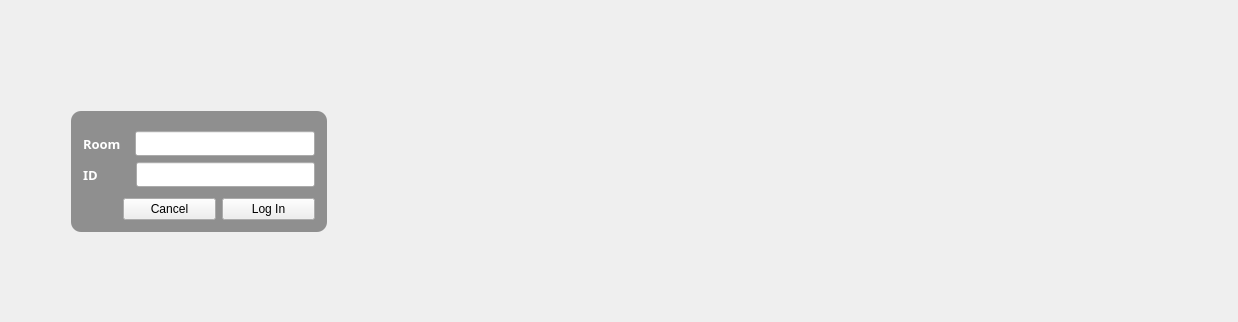
First picture: the form in src/client/widget.ui, repository Connor1996/Distributed-Air-Conditioning-System, before the edit.
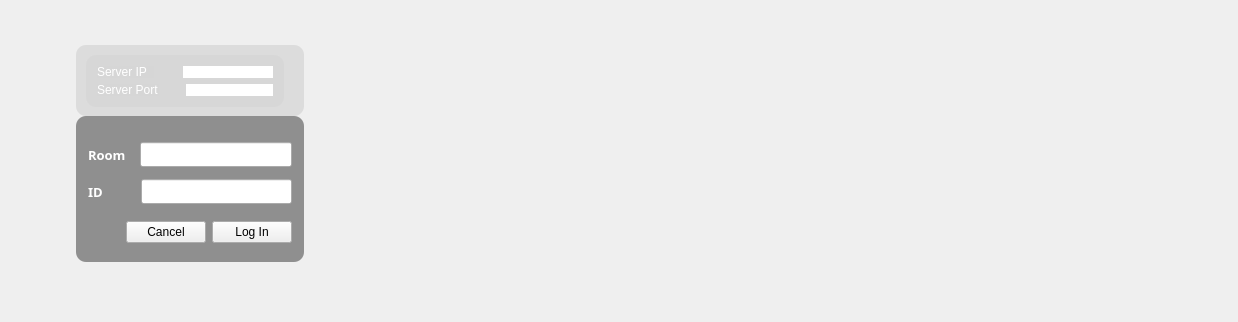
Second picture: the form after the edit. Icons and pictures are not drawn.

Commit message: add layouts, catch exception

The edit to the form file:
```diff
--- a/src/client/widget.ui
+++ b/src/client/widget.ui
@@ -35,46 +35,111 @@
   <property name="styleSheet">
    <string notr="true"/>
   </property>
-  <layout class="QHBoxLayout" name="horizontalLayout_4">
-   <item>
-    <spacer name="horizontalSpacer_4">
-     <property name="orientation">
-      <enum>Qt::Horizontal</enum>
-     </property>
-     <property name="sizeType">
-      <enum>QSizePolicy::Fixed</enum>
-     </property>
-     <property name="sizeHint" stdset="0">
-      <size>
-       <width>60</width>
-       <height>20</height>
-      </size>
-     </property>
-    </spacer>
-   </item>
-   <item>
+  <widget class="QWidget" name="widget" native="true">
+   <property name="geometry">
+    <rect>
+     <x>76</x>
+     <y>45</y>
+     <width>228</width>
+     <height>71</height>
+    </rect>
+   </property>
+   <property name="styleSheet">
+    <string notr="true">border-radius : 10px;
+background-color: rgba(214, 214, 214, 200);</string>
+   </property>
+   <widget class="QWidget" name="">
+    <property name="geometry">
+     <rect>
+      <x>10</x>
+      <y>10</y>
+      <width>198</width>
+      <height>52</height>
+     </rect>
+    </property>
     <layout class="QVBoxLayout" name="verticalLayout">
-     <property name="sizeConstraint">
-      <enum>QLayout::SetDefaultConstraint</enum>
-     </property>
+     <item>
+      <layout class="QHBoxLayout" name="horizontalLayout_3">
+       <item>
+        <widget class="QLabel" name="label_3">
+         <property name="styleSheet">
+          <string notr="true">font: 75 12pt &quot;Consolas&quot;;
+color: rgb(255, 255, 255);</string>
+         </property>
+         <property name="text">
+          <string>Server IP  </string>
+         </property>
+        </widget>
+       </item>
      <item>
-      <spacer name="verticalSpacer">
+        <spacer name="horizontalSpacer_6">
        <property name="orientation">
-        <enum>Qt::Vertical</enum>
-       </property>
-       <property name="sizeType">
-        <enum>QSizePolicy::Fixed</enum>
-       </property>
+          <enum>Qt::Horizontal</enum>
+         </property>
+         <property name="sizeHint" stdset="0">
+          <size>
+           <width>40</width>
+           <height>20</height>
+          </size>
+         </property>
+        </spacer>
+       </item>
+       <item>
+        <widget class="QLineEdit" name="ipLineEdit">
+         <property name="styleSheet">
+          <string notr="true">background-color: rgb(255, 255, 255);</string>
+         </property>
+        </widget>
+       </item>
+      </layout>
+     </item>
+     <item>
+      <layout class="QHBoxLayout" name="horizontalLayout_4">
+       <item>
+        <widget class="QLabel" name="label_4">
+         <property name="styleSheet">
+          <string notr="true">font: 75 12pt &quot;Consolas&quot;;
+color: rgb(255, 255, 255);</string>
+         </property>
+         <property name="text">
+          <string>Server Port</string>
+         </property>
+        </widget>
+       </item>
+       <item>
+        <spacer name="horizontalSpacer_7">
+         <property name="orientation">
+          <enum>Qt::Horizontal</enum>
+         </property>
        <property name="sizeHint" stdset="0">
         <size>
-         <width>20</width>
-         <height>100</height>
+           <width>40</width>
+           <height>20</height>
         </size>
        </property>
       </spacer>
      </item>
      <item>
+        <widget class="QLineEdit" name="portLineEdit">
+         <property name="styleSheet">
+          <string notr="true">background-color: rgb(255, 255, 255);</string>
+         </property>
+        </widget>
+       </item>
+      </layout>
+     </item>
+    </layout>
+   </widget>
+  </widget>
       <widget class="QFrame" name="verticalFrame">
+   <property name="geometry">
+    <rect>
+     <x>76</x>
+     <y>116</y>
+     <width>228</width>
+     <height>146</height>
+    </rect>
+   </property>
        <property name="layoutDirection">
         <enum>Qt::LeftToRight</enum>
        </property>
@@ -284,42 +349,6 @@
         </item>
        </layout>
       </widget>
-     </item>
-     <item>
-      <spacer name="verticalSpacer_2">
-       <property name="orientation">
-        <enum>Qt::Vertical</enum>
-       </property>
-       <property name="sizeType">
-        <enum>QSizePolicy::MinimumExpanding</enum>
-       </property>
-       <property name="sizeHint" stdset="0">
-        <size>
-         <width>20</width>
-         <height>40</height>
-        </size>
-       </property>
-      </spacer>
-     </item>
-    </layout>
-   </item>
-   <item>
-    <spacer name="horizontalSpacer_3">
-     <property name="orientation">
-      <enum>Qt::Horizontal</enum>
-     </property>
-     <property name="sizeType">
-      <enum>QSizePolicy::Maximum</enum>
-     </property>
-     <property name="sizeHint" stdset="0">
-      <size>
-       <width>900</width>
-       <height>20</height>
-      </size>
-     </property>
-    </spacer>
-   </item>
-  </layout>
  </widget>
  <layoutdefault spacing="6" margin="11"/>
  <resources/>
```
Lines whose indentation alone changed are shown as unchanged. The commit also changes 6 other files.
